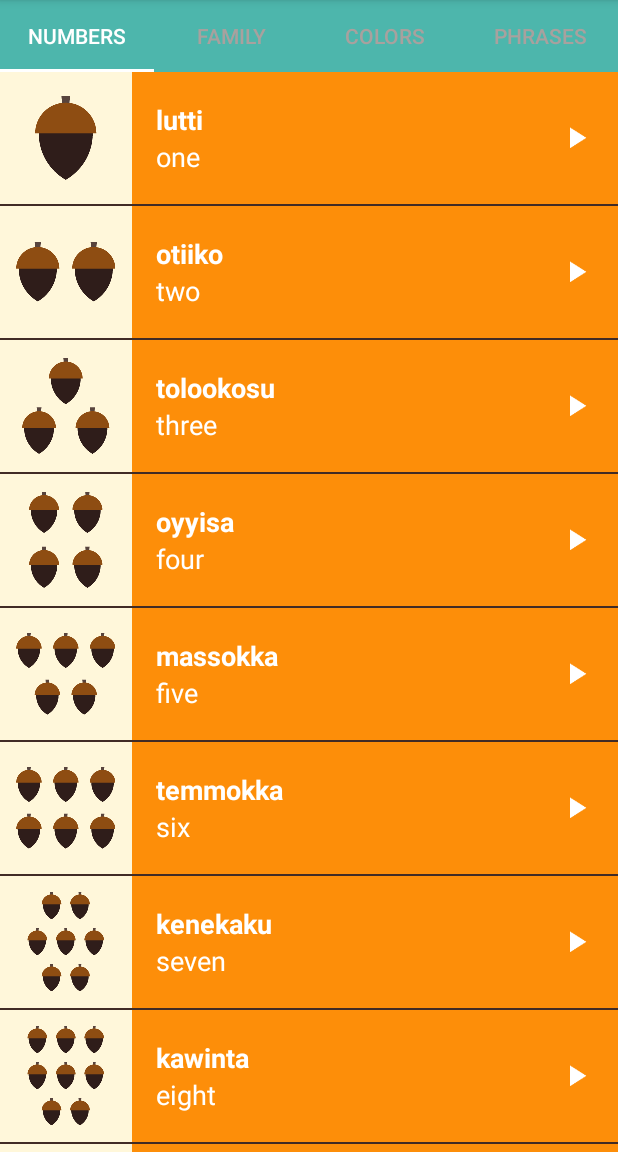
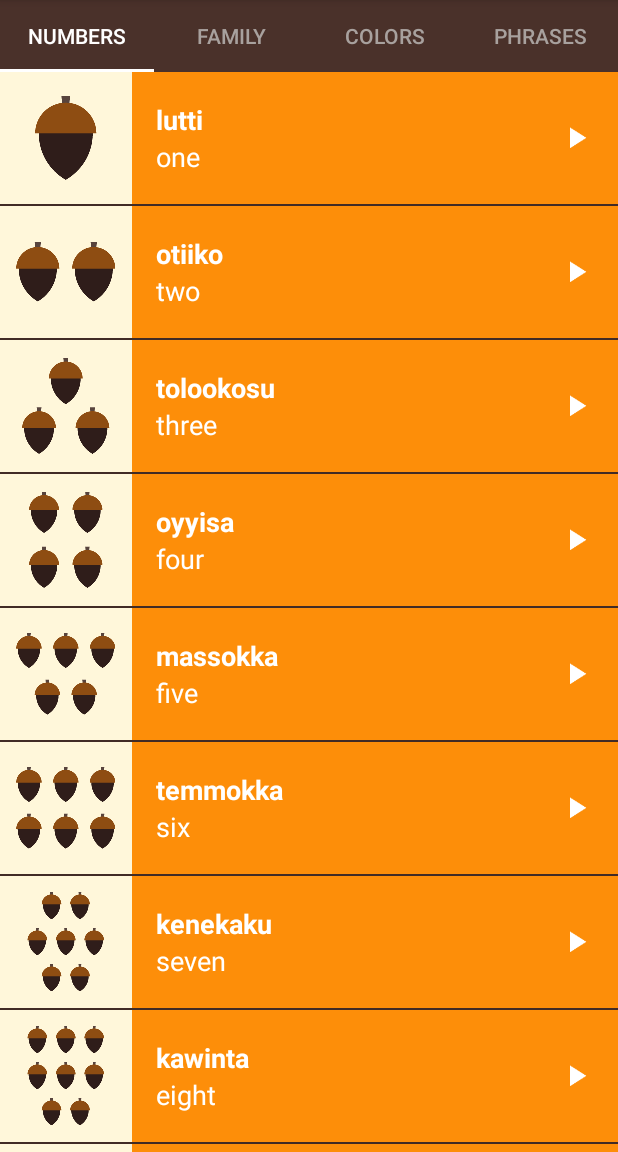
Before and after one commit to amber123013/Miwok, an Android app: the screen it shows after launch (MainActivity), on a phone screen of 412 x 824 dp, the part 84-1236 px from its top. Run offline under Robolectric (Android 15) with nearby library versions, the phone set to English and light mode, and no system bars.

Commit message:
ȡÏû±êÌâÀ¸ÑÕɫÉèÖÃ

```diff
--- a/app/src/main/res/layout/activity_main.xml
+++ b/app/src/main/res/layout/activity_main.xml
@@ -27,8 +27,7 @@
         android:id="@+id/tabs"
         style="@style/CategoryTab"
         android:layout_width="match_parent"
-        android:layout_height="wrap_content"
-        android:background="#4DB6AC"/>
+        android:layout_height="wrap_content" />
 
     <android.support.v4.view.ViewPager
         android:id="@+id/viewpager"
```
